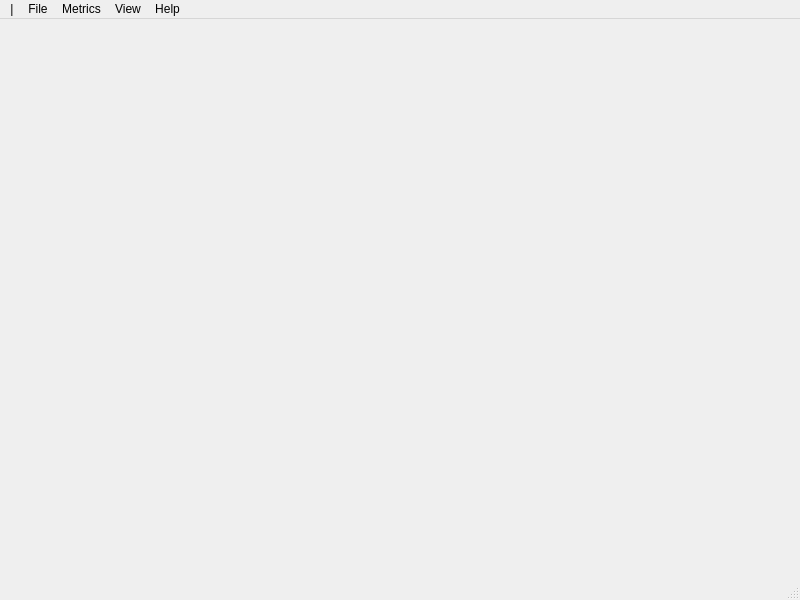
Qt form app/mainwindow.ui (ntnmrndn/termproject) before a commit.
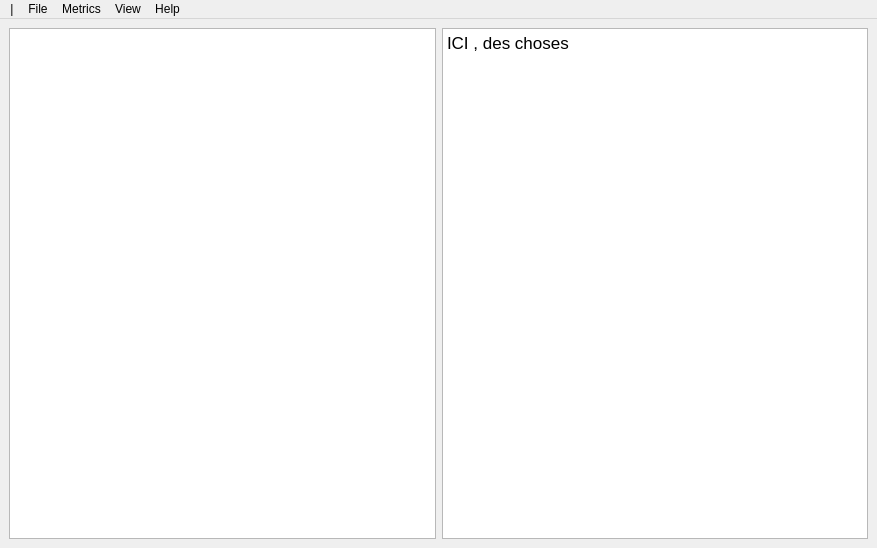
The same form after that commit.

Commit message: Ajout des elements d interface de test.

The edit to the form file:
```diff
--- a/app/mainwindow.ui
+++ b/app/mainwindow.ui
@@ -6,20 +6,49 @@
    <rect>
     <x>0</x>
     <y>0</y>
-    <width>800</width>
-    <height>600</height>
+    <width>877</width>
+    <height>548</height>
    </rect>
   </property>
   <property name="windowTitle">
    <string>MainWindow</string>
   </property>
-  <widget class="QWidget" name="centralwidget"/>
+  <property name="autoFillBackground">
+   <bool>true</bool>
+  </property>
+  <widget class="QWidget" name="centralwidget">
+   <property name="autoFillBackground">
+    <bool>true</bool>
+   </property>
+   <layout class="QHBoxLayout" name="horizontalLayout">
+    <item>
+     <layout class="QHBoxLayout" name="horizontalLayout_2">
+      <item>
+       <widget class="QListView" name="liste"/>
+      </item>
+      <item>
+       <widget class="QTextBrowser" name="textBrowser">
+        <property name="html">
+         <string>&lt;!DOCTYPE HTML PUBLIC &quot;-//W3C//DTD HTML 4.0//EN&quot; &quot;http://www.w3.org/TR/REC-html40/strict.dtd&quot;&gt;
+&lt;html&gt;&lt;head&gt;&lt;meta name=&quot;qrichtext&quot; content=&quot;1&quot; /&gt;&lt;style type=&quot;text/css&quot;&gt;
+p, li { white-space: pre-wrap; }
+&lt;/style&gt;&lt;/head&gt;&lt;body style=&quot; font-family:'Lucida Grande'; font-size:13pt; font-weight:400; font-style:normal;&quot;&gt;
+&lt;p style=&quot; margin-top:0px; margin-bottom:0px; margin-left:0px; margin-right:0px; -qt-block-indent:0; text-indent:0px;&quot;&gt;ICI , des choses&lt;/p&gt;&lt;/body&gt;&lt;/html&gt;</string>
+        </property>
+       </widget>
+      </item>
+     </layout>
+    </item>
+   </layout>
+   <zorder>label</zorder>
+   <zorder>horizontalLayoutWidget</zorder>
+  </widget>
   <widget class="QMenuBar" name="menubar">
    <property name="geometry">
     <rect>
      <x>0</x>
      <y>0</y>
-     <width>800</width>
+     <width>877</width>
      <height>22</height>
     </rect>
    </property>
@@ -73,7 +102,6 @@
    <addaction name="menuView"/>
    <addaction name="menuHelp"/>
   </widget>
-  <widget class="QStatusBar" name="statusbar"/>
   <action name="actionExit">
    <property name="text">
     <string>Exit</string>
```
